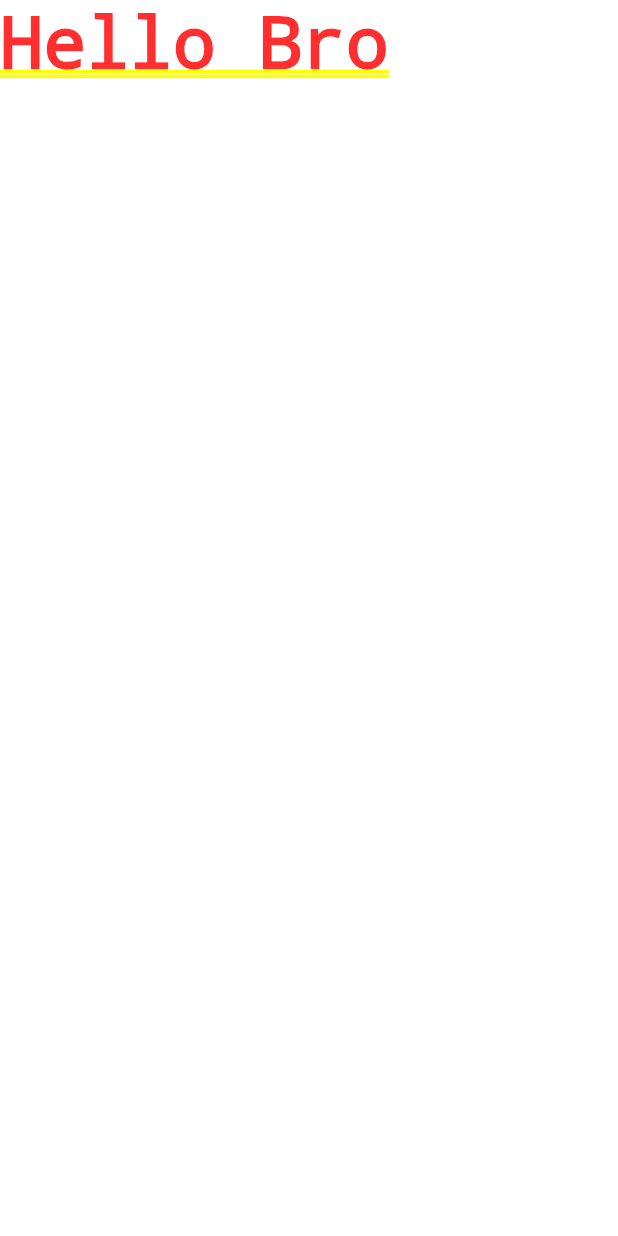
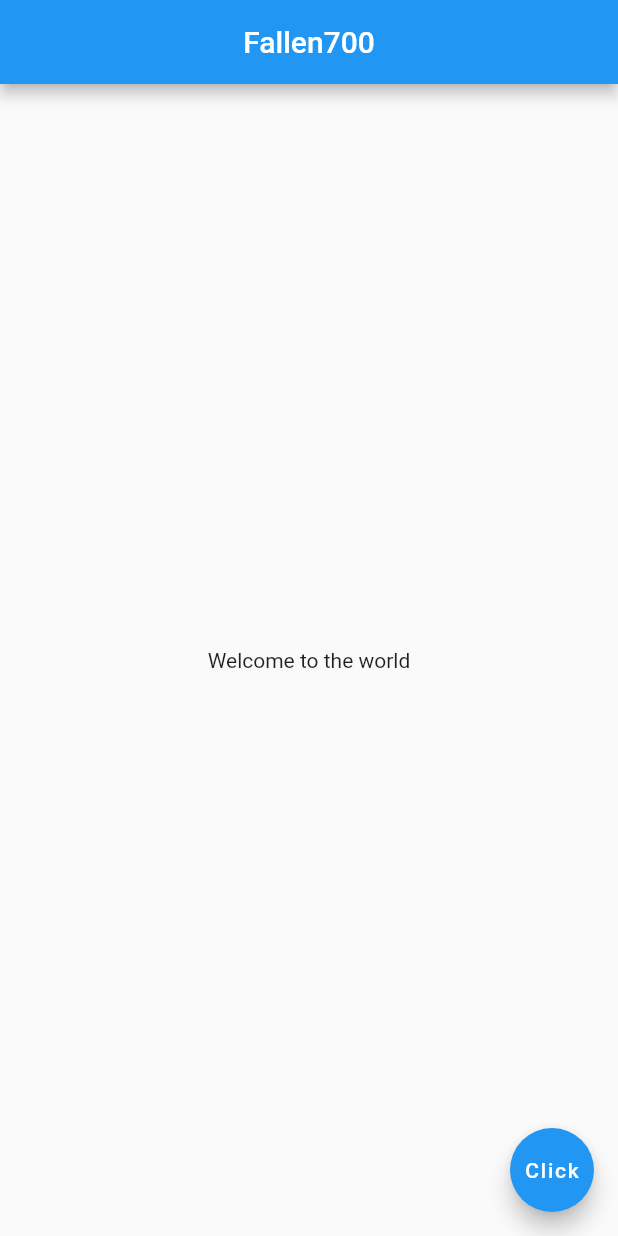
Before and after one commit to Shreedhar73/Flutter-Projects, a Flutter app: the screen it shows after launch, on a phone screen of 412 x 824 dp. Run offline on Flutter 3.47's test engine with Material 2 defaults, Android fonts, the phone set to English and light mode, and no system bars.

Commit message:
Scaffold

```diff
--- a/lib/main.dart
+++ b/lib/main.dart
@@ -2,7 +2,20 @@ import 'package:flutter/material.dart';
 
 void main() {
   runApp(MaterialApp(
-    home: Text('Hello Bro'),
+    home: Scaffold(
+      appBar: AppBar(
+        title: Text('Fallen700'),
+        centerTitle: true,
+      ),
+
+      body: Center(
+        child: Text('Welcome to the world'),
+      ),
+      floatingActionButton: FloatingActionButton(
+        child: Text('Click'),
+      ),
+
+    ),
 
   ));
 }
```
